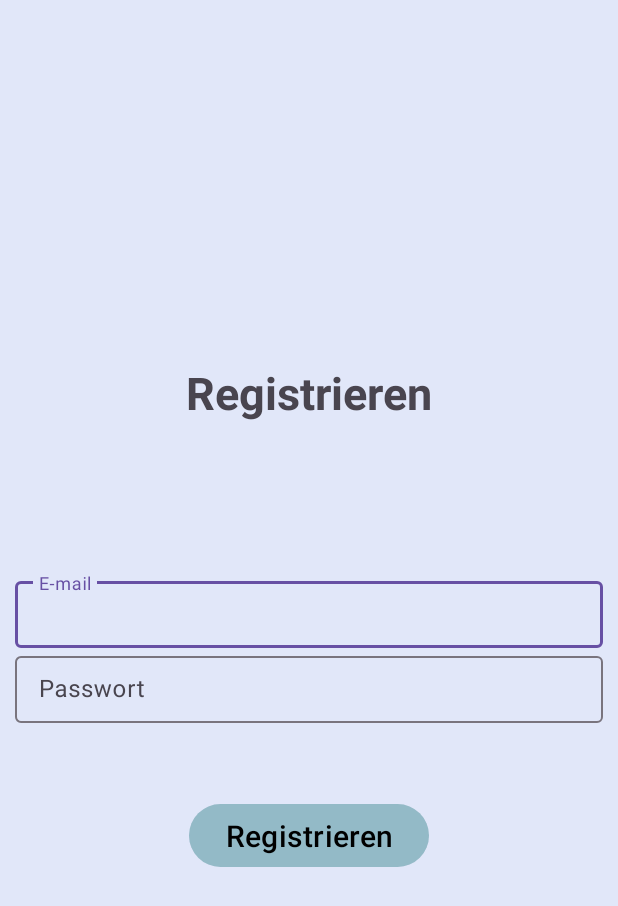
After one commit to Spliic/FunRepair, an Android app: the layout fragment_register.xml on its own in the app's theme, with its tools: preview values and no code run, on a phone screen of 412 x 824 dp. The commit adds this screen. Shown: the top 906 px of the screen. Run offline under Robolectric (Android 15) with nearby library versions, the phone set to English and light mode, and no system bars.

Commit message:
Register Erstellt

```diff
--- /dev/null
+++ b/app/src/main/java/com/example/abschlussaufgabe/ui/RegisterFragment.kt
@@ -0,0 +1,13 @@
+package com.example.abschlussaufgabe.ui
+
+import android.os.Bundle
+import androidx.fragment.app.Fragment
+import android.view.LayoutInflater
+import android.view.View
+import android.view.ViewGroup
+import com.example.abschlussaufgabe.R
+
+
+class RegisterFragment : Fragment() {
+
+}
--- a/app/src/main/res/layout/activity_main.xml
+++ b/app/src/main/res/layout/activity_main.xml
@@ -83,18 +83,7 @@
         </androidx.cardview.widget.CardView>
 
 
-        <androidx.fragment.app.FragmentContainerView
-            android:id="@+id/fragmentContainerView"
-            android:name="com.example.abschlussaufgabe.ui.LoginFragment"
-            android:layout_width="match_parent"
-            android:layout_height="match_parent"
-            android:layout_marginBottom="80dp"
-            android:layout_marginTop="80dp"
-            app:layout_constraintBottom_toBottomOf="@+id/cvNavibar"
-            app:layout_constraintEnd_toEndOf="parent"
-            app:layout_constraintStart_toStartOf="parent"
-            app:layout_constraintTop_toBottomOf="@+id/cvToolbar"
-            tools:layout="@layout/fragment_login" />
+
 
 
 
@@ -341,6 +330,19 @@
 
         </androidx.cardview.widget.CardView>
 
+        <androidx.fragment.app.FragmentContainerView
+            android:id="@+id/fragmentContainerView"
+            android:name="com.example.abschlussaufgabe.ui.LoginFragment"
+            android:layout_width="match_parent"
+            android:layout_height="match_parent"
+            android:layout_marginTop="80dp"
+            android:layout_marginBottom="80dp"
+            app:layout_constraintBottom_toTopOf="@+id/cvNavibar"
+            app:layout_constraintEnd_toEndOf="parent"
+            app:layout_constraintStart_toStartOf="parent"
+            app:layout_constraintTop_toBottomOf="@+id/cvToolbar"
+            tools:layout="@layout/fragment_login"/>
+
 
     </androidx.constraintlayout.widget.ConstraintLayout>
 </layout>
--- a/app/src/main/res/layout/fragment_login.xml
+++ b/app/src/main/res/layout/fragment_login.xml
@@ -13,6 +13,5 @@
         android:background="@color/appcolor">
 
 
-
     </FrameLayout>
 </layout>
--- /dev/null
+++ b/app/src/main/res/layout/fragment_register.xml
@@ -0,0 +1,73 @@
+<?xml version="1.0" encoding="utf-8"?>
+<layout xmlns:android="http://schemas.android.com/apk/res/android"
+    xmlns:tools="http://schemas.android.com/tools">
+
+    <data>
+
+    </data>
+
+    <FrameLayout
+        android:layout_width="match_parent"
+        android:layout_height="match_parent"
+        tools:context=".ui.RegisterFragment"
+        android:background="@color/appcolor">
+
+
+        <androidx.appcompat.widget.LinearLayoutCompat
+            android:layout_width="match_parent"
+            android:layout_height="match_parent"
+            android:gravity="center"
+            android:orientation="vertical">
+
+
+            <TextView
+                android:layout_width="wrap_content"
+                android:layout_height="wrap_content"
+                android:layout_marginBottom="100dp"
+                android:text="Registrieren"
+                android:textSize="30dp"
+                android:textStyle="bold" />
+
+
+            <com.google.android.material.textfield.TextInputLayout
+                android:layout_width="match_parent"
+                android:layout_height="50dp"
+                android:layout_marginStart="10dp"
+                android:layout_marginEnd="10dp">
+
+                <com.google.android.material.textfield.TextInputEditText
+                    android:layout_width="match_parent"
+                    android:layout_height="match_parent"
+                    android:hint="E-mail" />
+
+            </com.google.android.material.textfield.TextInputLayout>
+
+            <com.google.android.material.textfield.TextInputLayout
+                android:layout_width="match_parent"
+                android:layout_height="50dp"
+                android:layout_marginStart="10dp"
+                android:layout_marginEnd="10dp">
+
+                <com.google.android.material.textfield.TextInputEditText
+                    android:layout_width="match_parent"
+                    android:layout_height="match_parent"
+                    android:hint="Passwort" />
+
+            </com.google.android.material.textfield.TextInputLayout>
+
+
+            <Button
+                android:layout_marginTop="50dp"
+                android:layout_width="wrap_content"
+                android:layout_height="50dp"
+                android:textSize="20dp"
+                android:backgroundTint="#3100626A"
+                android:textColor="@color/black"
+                android:text="Registrieren"/>
+
+
+        </androidx.appcompat.widget.LinearLayoutCompat>
+
+
+    </FrameLayout>
+</layout>
```
